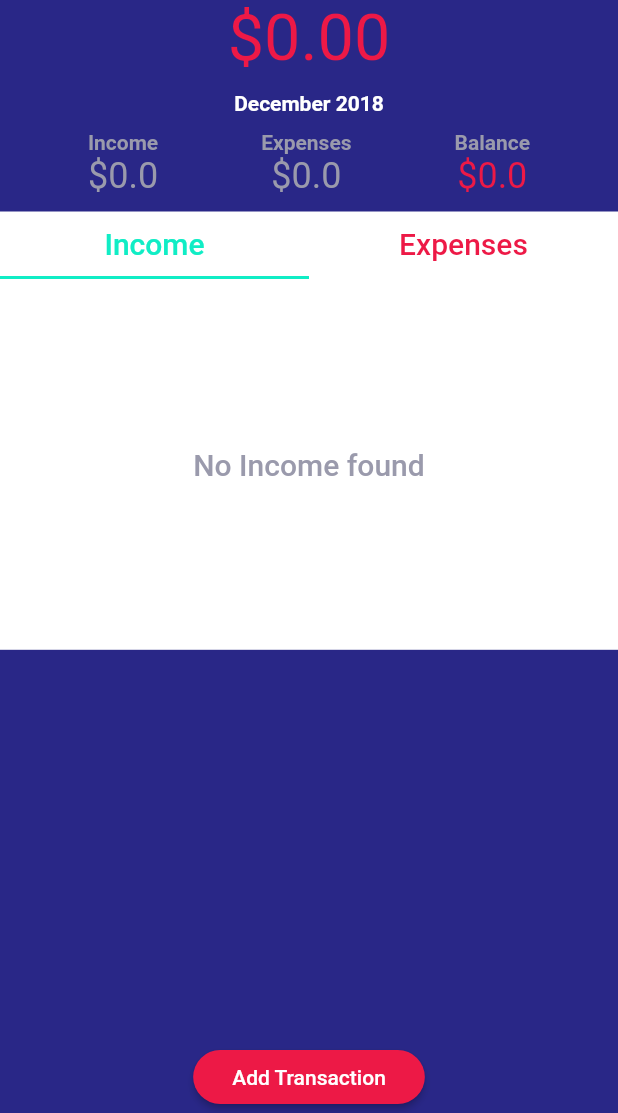
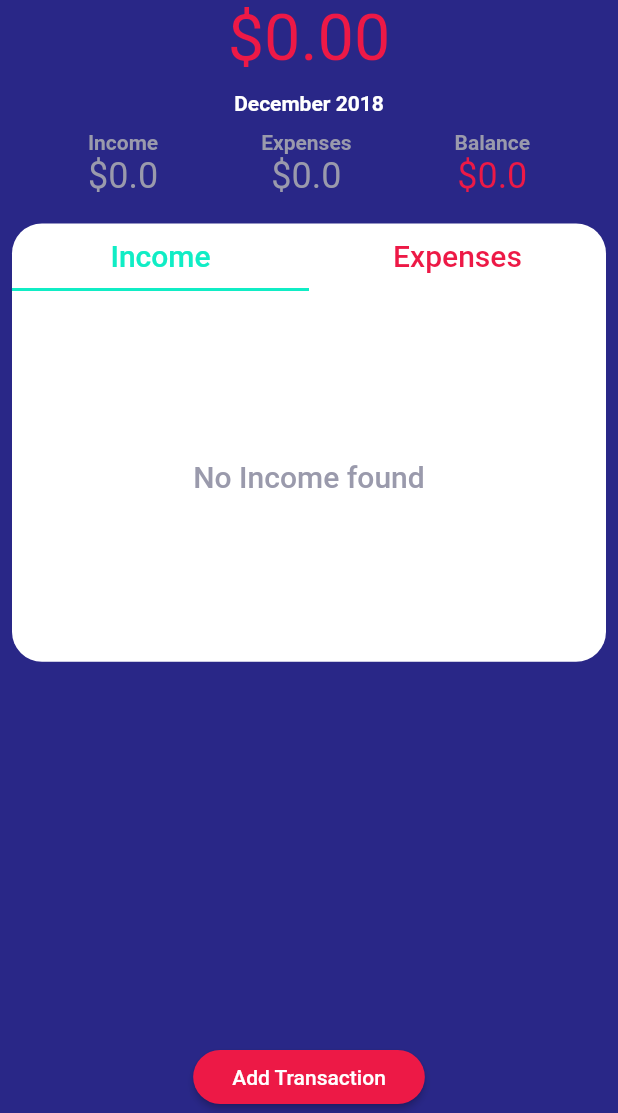
Before and after one commit to partnercloudsupport/my_wallet, a Flutter app: the screen it shows after launch, on a phone screen of 412 x 824 dp, the part 123-1236 px from its top. Run offline on Flutter 3.47's test engine with Material 2 defaults, Android fonts, the phone set to English and light mode, and no system bars; our stand-ins replace charts_flutter, firebase_core, firebase_database, sqflite, synchronized; accounts and stored records are empty; statements that could not run were skipped.

Commit message:
Summary: Add padding and curve rect to Chart row

```diff
--- a/lib/ui/home/chart/chart_row_view.dart
+++ b/lib/ui/home/chart/chart_row_view.dart
@@ -35,8 +35,13 @@ class ChartRowState extends State<ChartRow> with TickerProviderStateMixin {
   @override
   Widget build(BuildContext context) {
     var textStyle = Theme.of(context).textTheme.title;
-    return Container(
+    return Padding(
+      padding: const EdgeInsets.all(8.0),
+      child: Container(
+        decoration: BoxDecoration(
           color: Colors.white,
+          borderRadius: BorderRadius.circular(20.0),
+        ),
         alignment: Alignment.center,
         child: Column(
           children: <Widget>[
@@ -66,6 +71,7 @@ class ChartRowState extends State<ChartRow> with TickerProviderStateMixin {
             )
           ],
         ),
+      ),
     );
   }
 }
```
Lines whose indentation alone changed are shown as unchanged.
